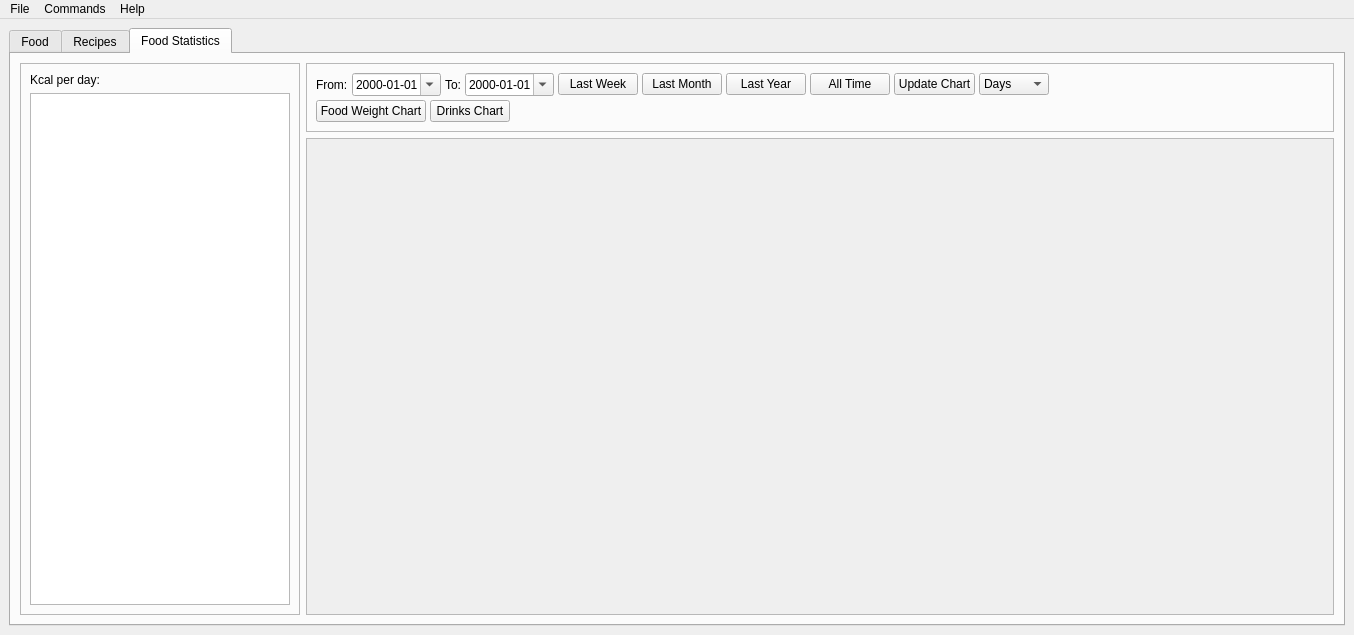
Old version of the form src/harrix_swiss_knife/apps/food/window.ui in the repository Harrix/harrix-swiss-knife.
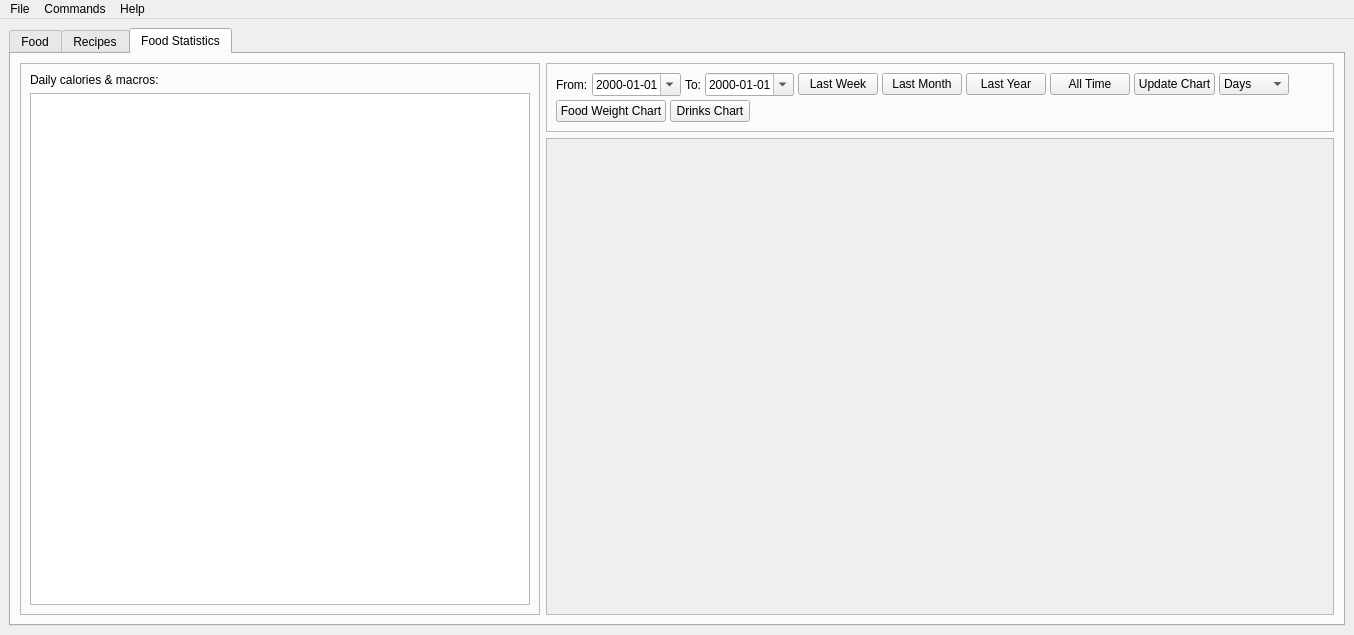
New version of the form. The open tabs and pages were chosen to show the change.

Commit message: 🔧 Modify. Merge Food Statistics kcal and macros tables

```diff
--- a/src/harrix_swiss_knife/apps/food/window.ui
+++ b/src/harrix_swiss_knife/apps/food/window.ui
@@ -636,13 +636,13 @@
          <widget class="QFrame" name="frame">
           <property name="minimumSize">
            <size>
-            <width>280</width>
+            <width>520</width>
             <height>0</height>
            </size>
           </property>
           <property name="maximumSize">
            <size>
-            <width>280</width>
+            <width>16777215</width>
             <height>16777215</height>
            </size>
           </property>
@@ -656,7 +656,7 @@
            <item>
             <widget class="QLabel" name="label">
              <property name="text">
-              <string>Kcal per day:</string>
+              <string>Daily calories &amp; macros:</string>
              </property>
             </widget>
            </item>
```
The commit also changes 6 other files.
